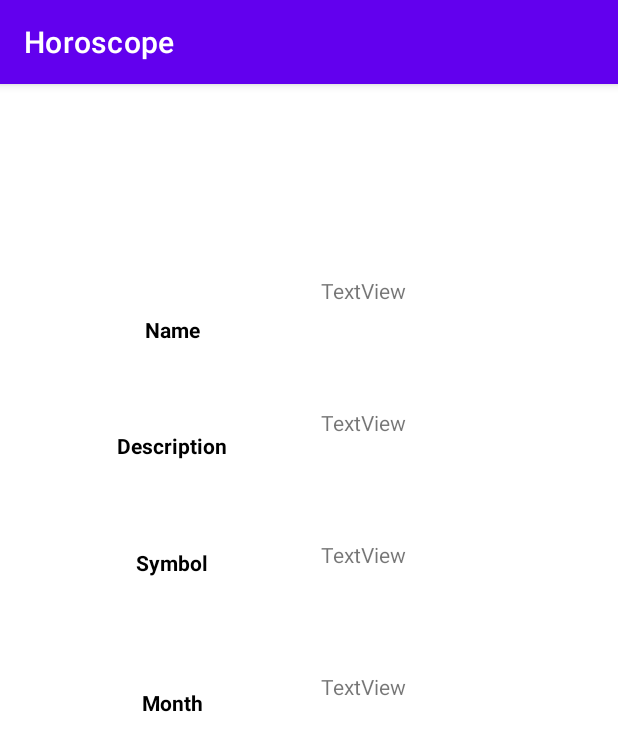
After one commit to josebgs/horoscope, an Android app: the fragment ZodiacFragment shown on its own in the app's theme, on a phone screen of 412 x 824 dp. The commit adds this screen. Shown: the top 751 px of the screen. Run offline under Robolectric (Android 15) with nearby library versions, the phone set to English and light mode, and no system bars.

Commit message:
added Zodiac Detail Screen Fragment + layout

```diff
--- a/app/build.gradle
+++ b/app/build.gradle
@@ -47,6 +47,7 @@ dependencies {
     implementation 'androidx.constraintlayout:constraintlayout:2.0.4'
     implementation 'androidx.lifecycle:lifecycle-extensions:2.2.0'
     implementation 'androidx.room:room-runtime:2.3.0'
+    implementation 'androidx.legacy:legacy-support-v4:1.0.0'
     kapt 'androidx.room:room-compiler:2.3.0'
     testImplementation 'junit:junit:4.+'
     androidTestImplementation 'androidx.test.ext:junit:1.1.2'
--- a/app/src/main/java/com/canvas/horoscope/Zodiac.kt
+++ b/app/src/main/java/com/canvas/horoscope/Zodiac.kt
@@ -4,4 +4,8 @@ import androidx.room.Entity
 import androidx.room.PrimaryKey
 
 @Entity
-data class Zodiac(@PrimaryKey val sign: String)
+data class Zodiac(@PrimaryKey val id: Int,
+                  var name: String = "",
+                  var description: String = "",
+                  var symbol: String = "",
+                  var month: String = "")
--- /dev/null
+++ b/app/src/main/java/com/canvas/horoscope/ZodiacFragment.kt
@@ -0,0 +1,24 @@
+package com.canvas.horoscope
+
+import android.os.Bundle
+import androidx.fragment.app.Fragment
+import android.view.LayoutInflater
+import android.view.View
+import android.view.ViewGroup
+
+class ZodiacFragment : Fragment() {
+
+    override fun onCreate(savedInstanceState: Bundle?) {
+        super.onCreate(savedInstanceState)
+
+    }
+
+    override fun onCreateView(
+        inflater: LayoutInflater, container: ViewGroup?,
+        savedInstanceState: Bundle?
+    ): View? {
+        // Inflate the layout for this fragment
+        return inflater.inflate(R.layout.fragment_zodiac, container, false)
+    }
+
+}
--- a/app/src/main/java/com/canvas/horoscope/ZodiacListFragment.kt
+++ b/app/src/main/java/com/canvas/horoscope/ZodiacListFragment.kt
@@ -66,7 +66,7 @@ class ZodiacListFragment:Fragment() {
 
         fun bind(zodiac: Zodiac){
             this.zodiac = zodiac
-            zodiacNameTextView.text = zodiac.sign
+            zodiacNameTextView.text = zodiac.name
         }
     }
 
--- a/app/src/main/java/com/canvas/horoscope/ZodiacRepository.kt
+++ b/app/src/main/java/com/canvas/horoscope/ZodiacRepository.kt
@@ -6,7 +6,7 @@ import androidx.room.Room
 import database.ZodiacDatabase
 import java.lang.IllegalStateException
 
-private const val DATABASE_NAME = "zodiac-database.sqlite"
+private const val DATABASE_NAME = "zodiac_db"
 class ZodiacRepository private constructor(context: Context){
 
     private val database: ZodiacDatabase = Room.databaseBuilder(
--- /dev/null
+++ b/app/src/main/res/layout/fragment_zodiac.xml
@@ -0,0 +1,129 @@
+<?xml version="1.0" encoding="utf-8"?>
+<androidx.constraintlayout.widget.ConstraintLayout xmlns:android="http://schemas.android.com/apk/res/android"
+    xmlns:app="http://schemas.android.com/apk/res-auto"
+    xmlns:tools="http://schemas.android.com/tools"
+    android:layout_width="match_parent"
+    android:layout_height="match_parent"
+    tools:context=".ZodiacFragment">
+
+
+    <TextView
+        android:id="@+id/text_description"
+        android:layout_width="0dp"
+        android:layout_height="wrap_content"
+        android:layout_marginStart="32dp"
+        android:layout_marginTop="16dp"
+        android:layout_marginBottom="16dp"
+        android:text="Description"
+        android:textColor="@color/black"
+        android:textStyle="bold"
+        app:layout_constraintBottom_toTopOf="@id/text_symbol"
+        app:layout_constraintEnd_toStartOf="@id/zodiac_description"
+        app:layout_constraintStart_toStartOf="parent"
+        app:layout_constraintTop_toBottomOf="@+id/text_name"
+        android:gravity="center"/>
+
+    <TextView
+        android:id="@+id/text_name"
+        android:layout_width="0dp"
+        android:layout_height="wrap_content"
+        android:layout_marginStart="32dp"
+        android:layout_marginTop="128dp"
+        android:layout_marginBottom="16dp"
+        android:text="Name"
+        android:textColor="@color/black"
+        android:textStyle="bold"
+        app:layout_constraintBottom_toTopOf="@id/text_description"
+        app:layout_constraintEnd_toStartOf="@id/zodiac_name"
+        app:layout_constraintStart_toStartOf="parent"
+        app:layout_constraintTop_toTopOf="parent"
+        android:gravity="center"/>
+
+    <TextView
+        android:id="@+id/text_symbol"
+        android:layout_width="0dp"
+        android:layout_height="wrap_content"
+        android:layout_marginStart="32dp"
+        android:layout_marginTop="16dp"
+        android:layout_marginBottom="32dp"
+        android:text="Symbol"
+        android:textColor="@color/black"
+        android:textStyle="bold"
+        app:layout_constraintBottom_toTopOf="@+id/text_month"
+        app:layout_constraintEnd_toStartOf="@+id/zodiac_symbol"
+        app:layout_constraintStart_toStartOf="parent"
+        app:layout_constraintTop_toBottomOf="@id/text_description"
+        android:gravity="center"/>
+
+    <TextView
+        android:id="@+id/text_month"
+        android:layout_width="0dp"
+        android:layout_height="wrap_content"
+        android:layout_marginStart="32dp"
+        android:layout_marginTop="16dp"
+        android:layout_marginBottom="320dp"
+        android:text="Month"
+        android:textColor="@color/black"
+        android:textStyle="bold"
+        app:layout_constraintBottom_toBottomOf="parent"
+        app:layout_constraintEnd_toStartOf="@+id/zodiac_month"
+        app:layout_constraintStart_toStartOf="parent"
+        app:layout_constraintTop_toBottomOf="@id/text_symbol"
+        android:gravity="center"/>
+
+    <TextView
+        android:id="@+id/zodiac_name"
+        android:layout_width="0dp"
+        android:layout_height="0dp"
+        android:layout_marginStart="16dp"
+        android:layout_marginTop="128dp"
+        android:layout_marginEnd="32dp"
+        android:layout_marginBottom="16dp"
+        android:text="TextView"
+        app:layout_constraintBottom_toTopOf="@+id/zodiac_description"
+        app:layout_constraintEnd_toEndOf="parent"
+        app:layout_constraintStart_toEndOf="@+id/text_name"
+        app:layout_constraintTop_toTopOf="parent" />
+
+    <TextView
+        android:id="@+id/zodiac_description"
+        android:layout_width="0dp"
+        android:layout_height="0dp"
+        android:layout_marginStart="16dp"
+        android:layout_marginTop="16dp"
+        android:layout_marginEnd="32dp"
+        android:layout_marginBottom="16dp"
+        android:text="TextView"
+        app:layout_constraintBottom_toTopOf="@+id/zodiac_symbol"
+        app:layout_constraintEnd_toEndOf="parent"
+        app:layout_constraintStart_toEndOf="@+id/text_description"
+        app:layout_constraintTop_toBottomOf="@+id/zodiac_name" />
+
+    <TextView
+        android:id="@+id/zodiac_symbol"
+        android:layout_width="0dp"
+        android:layout_height="0dp"
+        android:layout_marginStart="16dp"
+        android:layout_marginTop="16dp"
+        android:layout_marginEnd="32dp"
+        android:layout_marginBottom="16dp"
+        android:text="TextView"
+        app:layout_constraintBottom_toTopOf="@+id/zodiac_month"
+        app:layout_constraintEnd_toEndOf="parent"
+        app:layout_constraintStart_toEndOf="@+id/text_symbol"
+        app:layout_constraintTop_toBottomOf="@+id/zodiac_description" />
+
+    <TextView
+        android:id="@+id/zodiac_month"
+        android:layout_width="0dp"
+        android:layout_height="0dp"
+        android:layout_marginStart="16dp"
+        android:layout_marginTop="16dp"
+        android:layout_marginEnd="32dp"
+        android:layout_marginBottom="320dp"
+        android:text="TextView"
+        app:layout_constraintBottom_toBottomOf="parent"
+        app:layout_constraintEnd_toEndOf="parent"
+        app:layout_constraintStart_toEndOf="@+id/text_month"
+        app:layout_constraintTop_toBottomOf="@id/zodiac_symbol" />
+</androidx.constraintlayout.widget.ConstraintLayout>
--- a/app/src/main/res/values/strings.xml
+++ b/app/src/main/res/values/strings.xml
@@ -1,4 +1,6 @@
 <resources>
     <string name="app_name">Horoscope</string>
     <string name="zodiac_name">Zodiac Name</string>
+    <!-- TODO: Remove or change this placeholder text -->
+    <string name="hello_blank_fragment">Hello blank fragment</string>
 </resources>
```
Also changed, not shown: app/src/main/assets/zodiac-database.sqlite (deleted), 2 other files.
